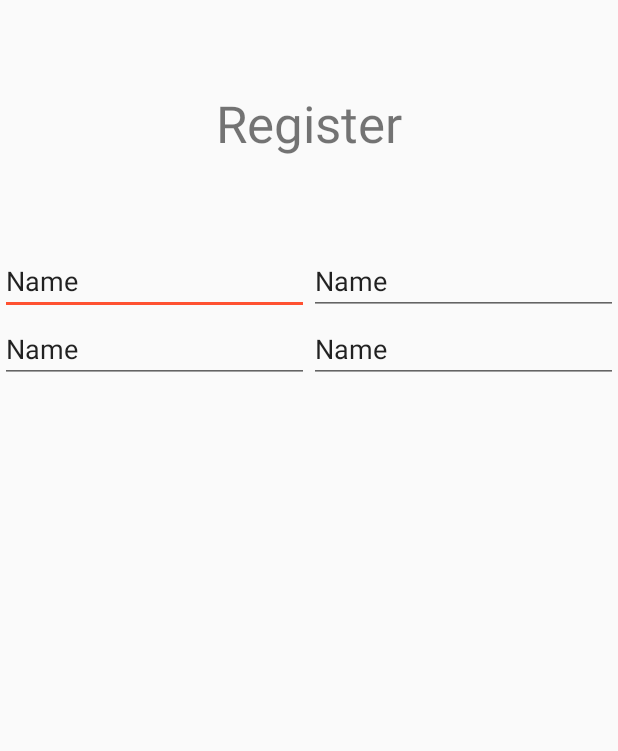
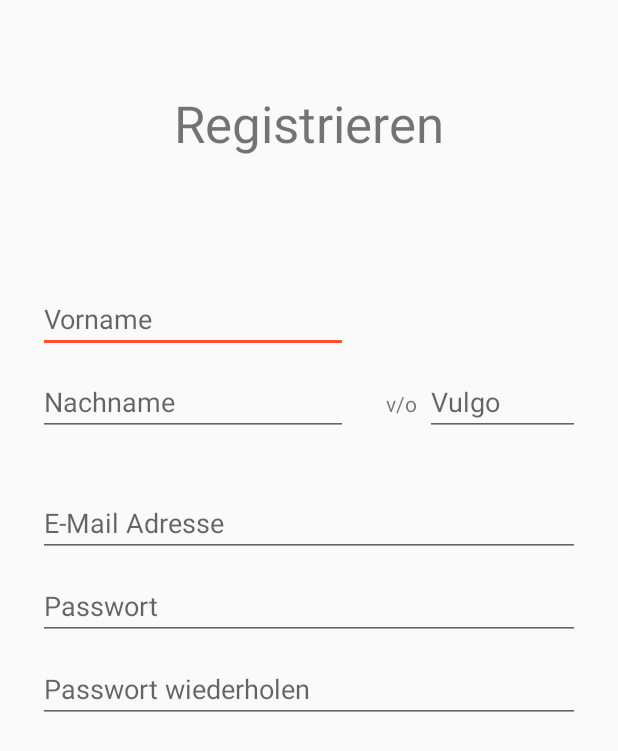
Before and after one commit to EvilGhostDragon/ABI-Bierpass, an Android app: the layout fragment_register.xml on its own in the app's theme, with its tools: preview values and no code run, on a phone screen of 412 x 824 dp. Shown: the top 751 px of the screen. Run offline under Robolectric (Android 15) with nearby library versions, the phone set to English and light mode, and no system bars.

Commit message:
design - register and login form

```diff
--- a/app/build.gradle
+++ b/app/build.gradle
@@ -41,4 +41,5 @@ dependencies {
     testImplementation 'junit:junit:4.12'
     androidTestImplementation 'androidx.test:runner:1.2.0'
     androidTestImplementation 'androidx.test.espresso:espresso-core:3.2.0'
+    implementation 'androidx.gridlayout:gridlayout:1.0.0'
 }
--- a/app/src/main/java/in/heis/abibierpass/LoginFragment.kt
+++ b/app/src/main/java/in/heis/abibierpass/LoginFragment.kt
@@ -5,6 +5,7 @@ import android.view.LayoutInflater
 import android.view.View
 import android.view.ViewGroup
 import androidx.fragment.app.Fragment
+import kotlinx.android.synthetic.main.activity_main.*
 import kotlinx.android.synthetic.main.fragment_login.*
 
 class LoginFragment : Fragment() {
@@ -17,7 +18,7 @@ class LoginFragment : Fragment() {
 
     override fun onViewCreated(view: View, savedInstanceState: Bundle?) {
         super.onViewCreated(view, savedInstanceState)
-        //activity!!.nav_view.menu.findItem(R.id.nav_acc_login).isChecked = true
+        activity!!.nav_view.menu.findItem(R.id.nav_acc_login).isChecked = true
         btn_acc_login.setOnClickListener {
         }
     }
--- a/app/src/main/java/in/heis/abibierpass/RegisterFragment.kt
+++ b/app/src/main/java/in/heis/abibierpass/RegisterFragment.kt
@@ -5,6 +5,7 @@ import android.view.LayoutInflater
 import android.view.View
 import android.view.ViewGroup
 import androidx.fragment.app.Fragment
+import kotlinx.android.synthetic.main.activity_main.*
 
 
 class RegisterFragment : Fragment() {
@@ -18,6 +19,6 @@ class RegisterFragment : Fragment() {
 
     override fun onViewCreated(view: View, savedInstanceState: Bundle?) {
         super.onViewCreated(view, savedInstanceState)
-        //activity!!.nav_view.menu.findItem(R.id.nav_acc_register).isChecked = true
+        activity!!.nav_view.menu.findItem(R.id.nav_acc_register).isChecked = true
     }
 }
--- a/app/src/main/java/in/heis/abibierpass/SelectMenu.kt
+++ b/app/src/main/java/in/heis/abibierpass/SelectMenu.kt
@@ -63,7 +63,8 @@ class SelectMenu(val itemId: Int?, override val containerView: View?, val activi
             }
 
             else -> {
-                HomeFragment()
+                //HomeFragment()
+                RegisterFragment()
             }
         }
 
--- a/app/src/main/res/layout/fragment_login.xml
+++ b/app/src/main/res/layout/fragment_login.xml
@@ -21,7 +21,7 @@
 
 	</RelativeLayout>
 
-	<RelativeLayout
+	<ScrollView
 			android:layout_width="match_parent"
 			android:layout_height="0dp"
 			android:layout_weight="8">
@@ -34,7 +34,7 @@
 				android:padding="20dp">
 
 			<TextView
-					android:text="E-Mail"
+					android:text="@string/txt_mail"
 					android:layout_width="match_parent"
 					android:layout_height="wrap_content"/>
 			<EditText
@@ -45,7 +45,7 @@
 					android:id="@+id/editText_mail"/>
 			<Space android:layout_width="match_parent" android:layout_height="20dp"/>
 			<TextView
-					android:text="Passwort"
+					android:text="@string/txt_password"
 					android:layout_width="match_parent"
 					android:layout_height="wrap_content"/>
 			<EditText
@@ -66,7 +66,7 @@
 
 		</LinearLayout>
 
-	</RelativeLayout>
+	</ScrollView>
 
 
 </LinearLayout>
--- a/app/src/main/res/layout/fragment_register.xml
+++ b/app/src/main/res/layout/fragment_register.xml
@@ -1,11 +1,11 @@
 <?xml version="1.0" encoding="utf-8"?>
 <LinearLayout xmlns:android="http://schemas.android.com/apk/res/android"
-			  xmlns:tools="http://schemas.android.com/tools"
+			  xmlns:app="http://schemas.android.com/apk/res-auto" xmlns:tools="http://schemas.android.com/tools"
 			  android:layout_width="match_parent"
 			  android:layout_height="match_parent"
 			  android:orientation="vertical"
 			  android:weightSum="10"
-			  tools:context=".LoginFragment">
+			  tools:context=".RegisterFragment">
 
 	<RelativeLayout
 			android:layout_width="match_parent"
@@ -16,60 +16,120 @@
 				android:layout_width="wrap_content"
 				android:layout_height="wrap_content"
 				android:layout_centerInParent="true"
-				android:text="Register"
+				android:text="@string/txt_register"
 				android:textSize="34sp"/>
 
 	</RelativeLayout>
+	<ScrollView
+			android:layout_width="match_parent"
+			android:layout_height="0dp"
+			android:layout_weight="8">
+		<androidx.gridlayout.widget.GridLayout
+				android:layout_centerHorizontal="true"
+				android:layout_width="match_parent"
+				android:layout_height="match_parent"
+				android:foregroundGravity="center"
+				app:columnCount="7"
+				android:padding="25dp"
 
-	<LinearLayout
-			android:layout_width="match_parent"
-			android:orientation="horizontal"
-			android:layout_height="0dp"
-			android:layout_weight="8"
-			android:weightSum="2">
+		>
 
 
-		<LinearLayout
-				android:orientation="vertical"
-				android:layout_width="match_parent"
-				android:layout_weight="1"
-				android:layout_height="wrap_content">
+			<EditText
+
+					android:layout_width="0dp"
+					android:layout_height="wrap_content"
+					android:inputType="textPersonName"
+					android:hint="@string/txt_fname"
+					android:ems="10"
+					android:id="@+id/editText_fname"
+					app:layout_columnSpan="4"
+					app:layout_columnWeight="4"
+
+
+			/>
+			<Space app:layout_columnWeight="3" app:layout_columnSpan="3"/>
+			<Space app:layout_columnWeight="7" app:layout_columnSpan="7" android:layout_height="10dp"/>
+			<EditText
+					android:layout_width="0dp"
+					android:layout_height="wrap_content"
+					android:inputType="textPersonName"
+					android:hint="@string/txt_lname"
+					android:ems="10"
+					android:id="@+id/editText_lname"
+					app:layout_columnSpan="4"
+					app:layout_columnWeight="4"
+
+			/>
+
+			<TextView
+					android:text="v/o"
+					android:layout_width="0dp"
+					android:layout_height="wrap_content"
+					app:layout_columnSpan="1"
+					app:layout_columnWeight="1"
+					android:gravity="right"
+					android:paddingRight="5dp"
+
+			/>
+			<EditText
+					android:layout_width="0dp"
+					android:layout_height="wrap_content"
+					android:inputType="textPersonName"
+					android:hint="@string/txt_vulgo"
+					android:ems="10"
+					android:id="@+id/editText_vulgo"
+					app:layout_columnSpan="2"
+					app:layout_columnWeight="2"
+
+			/>
+
+			<Space app:layout_columnWeight="7" app:layout_columnSpan="7" android:layout_height="35dp"/>
+			<EditText
+					android:layout_width="0dp"
+					android:layout_height="wrap_content"
+					android:inputType="textEmailAddress"
+					android:hint="@string/txt_mail"
+					android:ems="10"
+					android:id="@+id/editText_mail"
+					app:layout_columnSpan="7"
+					app:layout_columnWeight="7"
+			/>
+
+			<Space app:layout_columnWeight="7" app:layout_columnSpan="7" android:layout_height="10dp"/>
 
 			<EditText
-					android:layout_width="wrap_content"
+					android:layout_width="0dp"
 					android:layout_height="wrap_content"
-					android:inputType="textPersonName"
-					android:text="Name"
-					android:ems="10"/>
+					android:inputType="textPassword"
+					android:hint="@string/txt_password"
+					android:ems="10"
+					android:id="@+id/editText_pswd"
+					app:layout_columnSpan="7"
+					app:layout_columnWeight="7"
+			/>
+			<Space app:layout_columnWeight="7" app:layout_columnSpan="7" android:layout_height="10dp"/>
 			<EditText
-					android:layout_width="wrap_content"
+					android:layout_width="0dp"
 					android:layout_height="wrap_content"
-					android:inputType="textPersonName"
-					android:text="Name"
-					android:ems="10"/>
+					android:inputType="textPassword"
+					android:hint="@string/txt_password2"
+					android:ems="10"
+					android:id="@+id/editText_pswd2"
+					app:layout_columnSpan="7"
+					app:layout_columnWeight="7"
+			/>
+			<Space app:layout_columnWeight="7" app:layout_columnSpan="7" android:layout_height="50dp"/>
+			<Button
+					android:text="@string/txt_register"
+					android:layout_width="0dp"
+					android:layout_height="wrap_content" android:id="@+id/btn_acc_register"
+					android:textSize="20dp"
+					style="@style/Widget.MaterialComponents.Button"
+					app:layout_columnSpan="7"
+					app:layout_columnWeight="7"/>
 
-		</LinearLayout>
-		<LinearLayout
-				android:orientation="vertical"
-				android:layout_width="match_parent"
-				android:layout_weight="1"
-				android:layout_height="wrap_content">
-			<EditText
-					android:layout_width="wrap_content"
-					android:layout_height="wrap_content"
-					android:inputType="textPersonName"
-					android:text="Name"
-					android:ems="10"/>
+		</androidx.gridlayout.widget.GridLayout>
 
-			<EditText
-					android:layout_width="wrap_content"
-					android:layout_height="wrap_content"
-					android:inputType="textPersonName"
-					android:text="Name"
-					android:ems="10"/>
-
-		</LinearLayout>
-	</LinearLayout>
-
-
+	</ScrollView>
 </LinearLayout>
--- a/app/src/main/res/values/strings.xml
+++ b/app/src/main/res/values/strings.xml
@@ -20,12 +20,15 @@
 
 	<string name="txt_login">Anmelden</string>
 	<string name="txt_register">Registrieren</string>
-	<string name="txt_mail">E-Mail</string>
+	<string name="txt_mail">E-Mail Adresse</string>
+	<string name="txt_mail2">E-Mail Adresse wiederholen</string>
 	<string name="txt_password">Passwort</string>
+	<string name="txt_password2">Passwort wiederholen</string>
 	<string name="txt_lname">Nachname</string>
 	<string name="txt_fname">Vorname</string>
-	<string name="txt_"></string>
-	<string name="txt_"></string>
+	<string name="txt_vulgo">Vulgo</string>
+	<string name="txt_resetPassword">Passwort vergessen?</string>
+	<string name="txt_toRegister">Jetzt registrieren</string>
 
 
 </resources>
```
